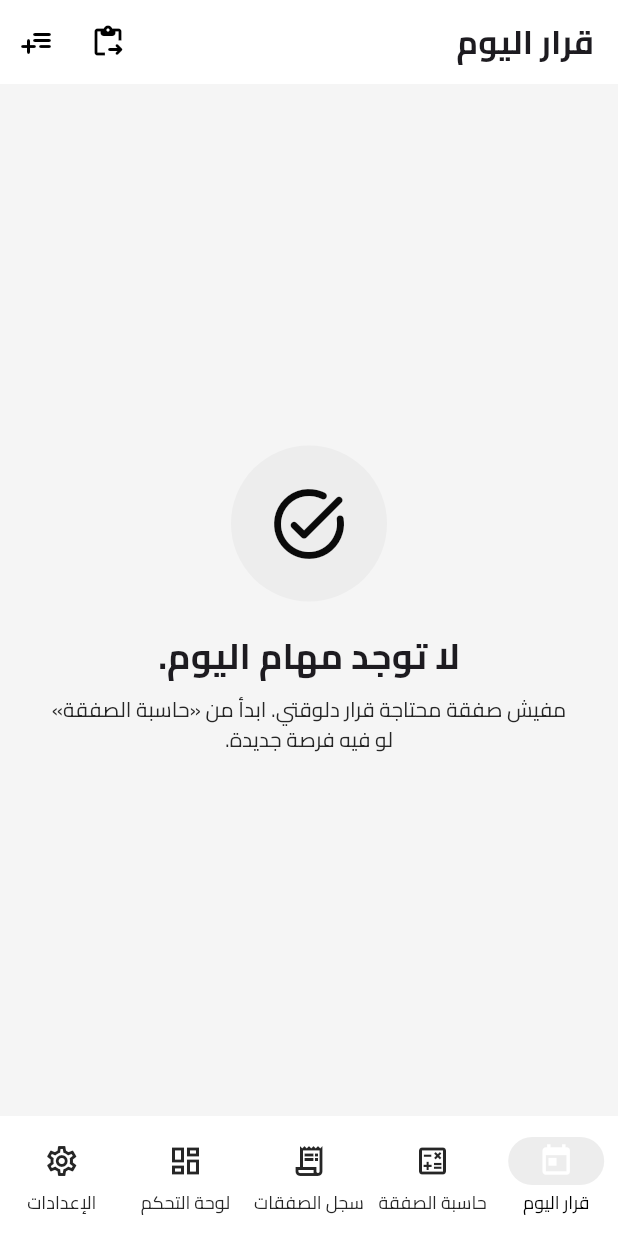
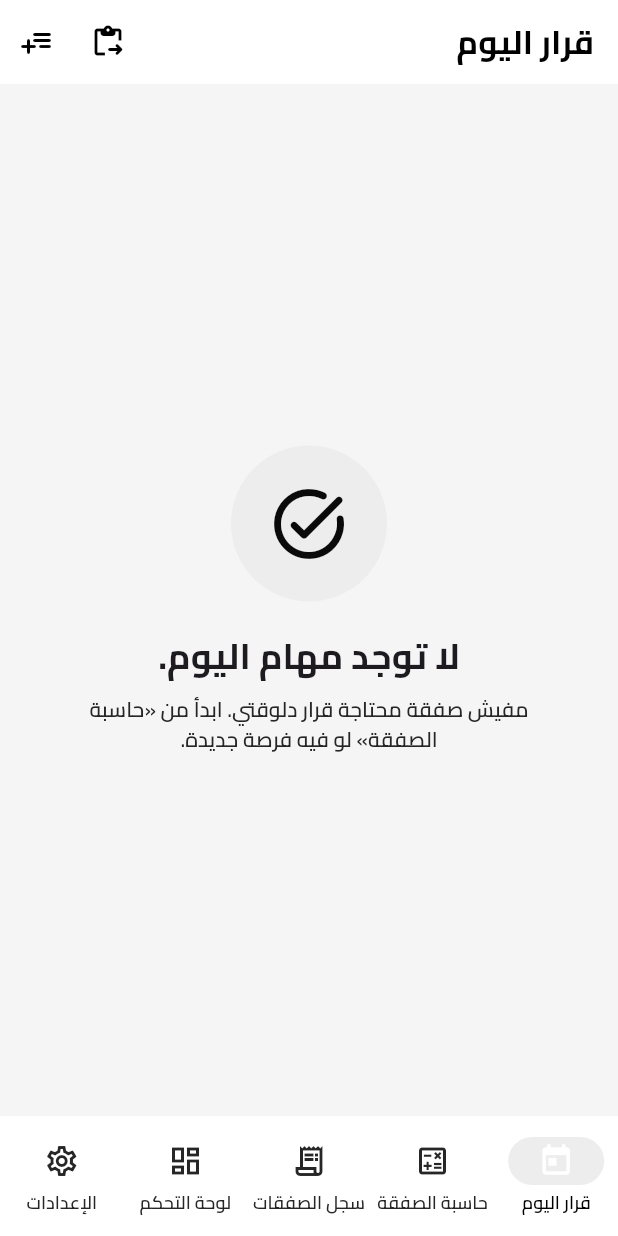
Before and after one commit to ahmedmostafa147/TradeMind, a Flutter app: the screen it shows after launch, on a phone screen of 412 x 824 dp. Run offline on Flutter 3.47's test engine with Material 3 defaults, Android fonts, the light colour scheme and no system bars; our stand-ins replace fl_chart, flutter_riverpod, hive_ce, hive_ce_flutter, image_picker; accounts and stored records are empty.

Commit message:
feat: implement application theme configuration with light and dark mode support

```diff
--- a/lib/core/theme/app_theme.dart
+++ b/lib/core/theme/app_theme.dart
@@ -47,7 +47,7 @@ class AppTheme {
       shadow: p.shadow,
     );
 
-    final textTheme = base.textTheme.apply(fontFamily: _fontFamily);
+    final textTheme = AppThemeComponents.makeTextTheme(base.textTheme, p);
 
     return ThemeData(
       useMaterial3: true,
@@ -55,7 +55,8 @@ class AppTheme {
       scaffoldBackgroundColor: p.background,
       fontFamily: _fontFamily,
       textTheme: textTheme,
-      primaryTextTheme: base.primaryTextTheme.apply(fontFamily: _fontFamily),
+      primaryTextTheme:
+          AppThemeComponents.makeTextTheme(base.primaryTextTheme, p),
       dividerColor: p.outlineVariant,
       dividerTheme: DividerThemeData(
         color: p.outlineVariant,
```
Also changed, not shown: lib/core/theme/app_theme_components.dart (+2 -6 lines).
